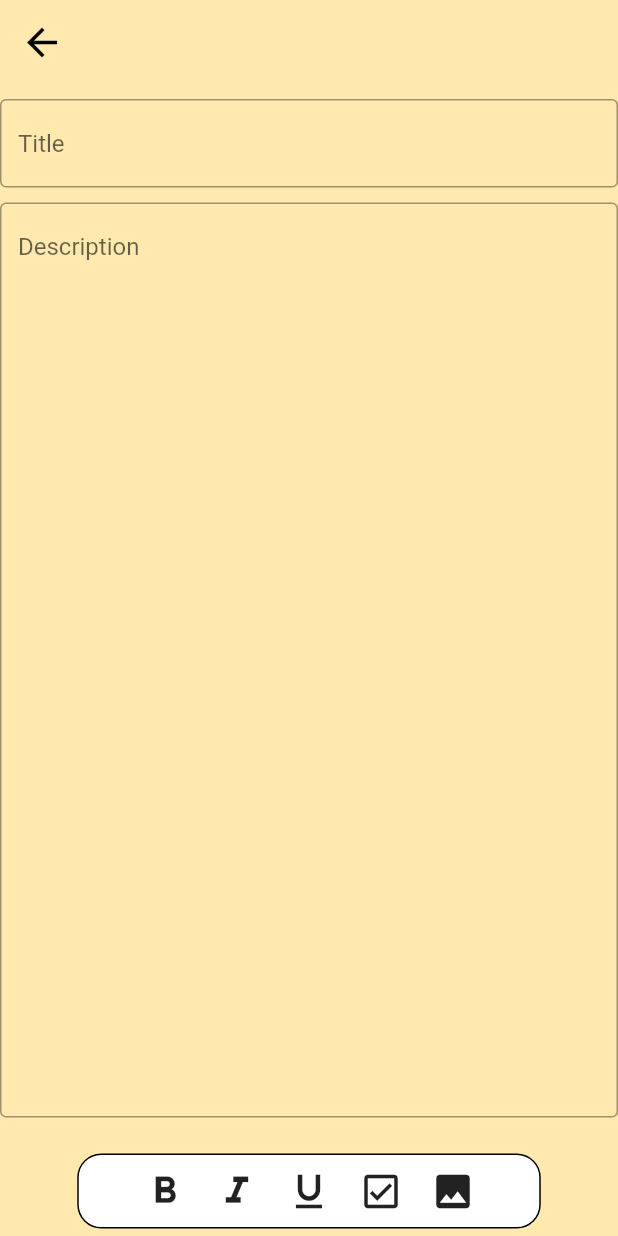
After one commit to Anastasia9595/notizbuch, a Flutter app: the AddNote screen opened directly, after a tap on the "arrow back" icon, after a tap on the "add" icon, on a phone screen of 412 x 824 dp. The commit adds this screen. Run offline on Flutter 3.47's test engine with Material 2 defaults, Android fonts, the phone set to English and light mode, and no system bars; our stand-ins replace bloc, equatable, flutter_bloc, hydrated_bloc.

Commit message:
add notes to list and save in local storage

```diff
--- /dev/null
+++ b/lib/cubit/notes_cubit.dart
@@ -0,0 +1,46 @@
+import 'package:bloc/bloc.dart';
+import 'package:equatable/equatable.dart';
+import 'package:hydrated_bloc/hydrated_bloc.dart';
+import 'package:notizapp/model/note.dart';
+
+part 'notes_state.dart';
+
+class NotesCubit extends Cubit<NotesState> with HydratedMixin {
+  NotesCubit() : super(const NotesState(notesList: [], autoId: 0));
+
+  void addNoteToList(
+    String title,
+    String description,
+  ) {
+    Note newNote = Note(
+      id: state.autoId + 1,
+      title: title,
+      description: description,
+      date: DateTime.now(),
+      done: false,
+    );
+
+    emit(state.copyWith(
+      autoId: state.autoId + 1,
+      notesList: [newNote, ...state.notesList],
+    ));
+  }
+
+  void removeNotefromList(int id) {
+    emit(
+      state.copyWith(
+        notesList: state.notesList.where((element) => element.id != id).toList(),
+      ),
+    );
+  }
+
+  @override
+  NotesState? fromJson(Map<String, dynamic> json) {
+    return NotesState.fromMap(json);
+  }
+
+  @override
+  Map<String, dynamic>? toJson(NotesState state) {
+    return state.toMap();
+  }
+}
--- /dev/null
+++ b/lib/cubit/notes_state.dart
@@ -0,0 +1,35 @@
+part of 'notes_cubit.dart';
+
+class NotesState extends Equatable {
+  final int autoId;
+  final List<Note> notesList;
+
+  const NotesState({required this.notesList, required this.autoId});
+
+  @override
+  List<Object?> get props => [notesList];
+
+  NotesState copyWith({
+    int? autoId,
+    List<Note>? notesList,
+  }) {
+    return NotesState(
+      autoId: autoId ?? this.autoId,
+      notesList: notesList ?? this.notesList,
+    );
+  }
+
+  Map<String, dynamic> toMap() {
+    return {
+      'autoId': autoId,
+      'notesList': notesList.map((note) => note.toMap()).toList(),
+    };
+  }
+
+  factory NotesState.fromMap(Map<String, dynamic> map) {
+    return NotesState(
+      notesList: List<Note>.from(map['notesList'].map((x) => Note.fromMap(x))),
+      autoId: map['autoId'] as int,
+    );
+  }
+}
--- /dev/null
+++ b/lib/model/note.dart
@@ -0,0 +1,56 @@
+import 'package:equatable/equatable.dart';
+
+class Note extends Equatable {
+  final int id;
+  final String title;
+  final String description;
+  final DateTime date;
+  final bool done;
+
+  const Note({required this.id, required this.title, required this.description, required this.date, this.done = false});
+
+  Note copyWith({
+    int? id,
+    String? title,
+    String? description,
+    DateTime? date,
+    bool? done,
+  }) {
+    return Note(
+      title: title ?? this.title,
+      description: description ?? this.description,
+      date: date ?? this.date,
+      done: done ?? this.done,
+      id: id ?? this.id,
+    );
+  }
+
+  Map<String, dynamic> toMap() {
+    return <String, dynamic>{
+      'id': id,
+      'title': title,
+      'description': description,
+      'date': date.toIso8601String(),
+      'done': done,
+    };
+  }
+
+  factory Note.fromMap(Map<String, dynamic> map) {
+    return Note(
+      id: map['id'] as int,
+      title: map['title'] as String,
+      description: map['description'] as String,
+      date: DateTime.parse(map['date']),
+      done: map['done'] as bool,
+    );
+  }
+
+  @override
+  List<Object?> get props => [
+        id,
+        title,
+        description,
+        date,
+        done,
+      ];
+}
--- /dev/null
+++ b/lib/view/add_note.dart
@@ -0,0 +1,133 @@
+import 'package:flutter/material.dart';
+import 'package:flutter/src/widgets/container.dart';
+import 'package:flutter/src/widgets/framework.dart';
+import 'package:flutter_bloc/flutter_bloc.dart';
+import 'package:notizapp/cubit/notes_cubit.dart';
+import 'package:notizapp/view/home.dart';
+
+class AddNote extends StatelessWidget {
+  AddNote({super.key});
+
+  TextEditingController titleController = TextEditingController();
+  TextEditingController descriptionController = TextEditingController();
+  @override
+  Widget build(BuildContext context) {
+    return Scaffold(
+      backgroundColor: const Color(0xFFFFE9AE),
+      appBar: AppBar(
+        backgroundColor: const Color(0xFFFFE9AE),
+        elevation: 0.0,
+        iconTheme: const IconThemeData(color: Colors.black),
+        leading: BlocBuilder<NotesCubit, NotesState>(
+          builder: (context, state) {
+            if (titleController.text.isNotEmpty && descriptionController.text.isNotEmpty) {
+              return IconButton(
+                  onPressed: () {
+                    BlocProvider.of<NotesCubit>(context)
+                        .addNoteToList(titleController.text, descriptionController.text);
+                    Navigator.pushReplacement(
+                      context,
+                      MaterialPageRoute(
+                        builder: ((BuildContext context) => const Homepage()),
+                      ),
+                    );
+                  },
+                  icon: const Icon(Icons.done));
+            } else {
+              return IconButton(
+                onPressed: () {
+                  Navigator.pushReplacement(
+                    context,
+                    MaterialPageRoute(
+                      builder: ((BuildContext context) => const Homepage()),
+                    ),
+                  );
+                },
+                icon: const Icon(
+                  Icons.arrow_back,
+                  size: 30,
+                ),
+              );
+            }
+          },
+        ),
+      ),
+      body: Column(
+        children: [
+          const SizedBox(
+            height: 10,
+          ),
+          TextField(
+            controller: titleController,
+            decoration: const InputDecoration(
+              border: OutlineInputBorder(),
+              hintText: 'Title',
+            ),
+            // textInputAction: TextInputAction.next,
+          ),
+          const SizedBox(
+            height: 10,
+          ),
+          Expanded(
+            child: TextField(
+              controller: descriptionController,
+              maxLines: 30,
+              minLines: 30,
+              decoration: const InputDecoration(
+                border: OutlineInputBorder(),
+                hintText: 'Description',
+              ),
+            ),
+          ),
+          Container(
+            decoration: BoxDecoration(
+              color: Colors.white,
+              borderRadius: BorderRadius.circular(16),
+              border: Border.all(color: Colors.black),
+            ),
+            width: MediaQuery.of(context).size.width * 0.75,
+            child: Row(
+              mainAxisAlignment: MainAxisAlignment.center,
+              children: [
+                IconButton(
+                  onPressed: () => {},
+                  icon: const Icon(
+                    Icons.format_bold,
+                    size: 30,
+                  ),
+                ),
+                IconButton(
+                  onPressed: () => {},
+                  icon: const Icon(Icons.format_italic, size: 30),
+                ),
+                IconButton(
+                  onPressed: () => {},
+                  icon: const Icon(
+                    Icons.format_underline,
+                    size: 30,
+                  ),
+                ),
+                IconButton(
+                  onPressed: () => {},
+                  icon: const Icon(
+                    Icons.check_box_outlined,
+                    size: 30,
+                  ),
+                ),
+                IconButton(
+                    onPressed: () => {},
+                    icon: const Icon(
+                      Icons.image,
+                      size: 30,
+                    ))
+              ],
+            ),
+          ),
+          const SizedBox(
+            height: 5,
+          )
+        ],
+      ),
+    );
+  }
+}
--- a/lib/view/home.dart
+++ b/lib/view/home.dart
@@ -1,5 +1,8 @@
 import 'package:flutter/material.dart';
+import 'package:flutter_bloc/flutter_bloc.dart';
 import 'package:notizapp/components/notecard.dart';
+import 'package:notizapp/cubit/notes_cubit.dart';
+import 'package:notizapp/view/add_note.dart';
 
 import '../components/navigationdrawer.dart';
 
@@ -34,13 +37,40 @@ class Homepage extends StatelessWidget {
       drawer: const NavigationDrawer(),
       body: Column(
         crossAxisAlignment: CrossAxisAlignment.center,
-        children: const [
-          Text(
+        children: [
+          const Text(
             'Alle Notizen (5)',
             style: TextStyle(fontSize: 30),
           ),
-          NoteCard()
+          Expanded(
+            child: BlocBuilder<NotesCubit, NotesState>(
+              builder: (context, state) {
+                return ListView.builder(
+                  scrollDirection: Axis.vertical,
+                  shrinkWrap: true,
+                  itemCount: state.notesList.length,
+                  itemBuilder: ((context, index) {
+                    return NoteCard(
+                      day: state.notesList[index].date.day,
+                      name: state.notesList[index].title,
+                      description: state.notesList[index].description,
+                    );
+                  }),
+                );
+              },
+            ),
+          ),
         ],
+      ),
+      floatingActionButton: FloatingActionButton(
+        onPressed: () {
+          Navigator.pushReplacement(context, MaterialPageRoute(builder: ((BuildContext context) => AddNote())));
+        },
+        backgroundColor: Colors.amber,
+        child: const Icon(
+          Icons.add,
+          color: Colors.black,
+        ),
       ),
     );
   }
```
Also changed, not shown: lib/components/notecard.dart (+81 -6 lines), lib/helpers/constants.dart (added, +9 -0 lines), lib/main.dart (+22 -4 lines), pubspec.yaml (+6 -16 lines), pubspec.lock, 1 other file.
